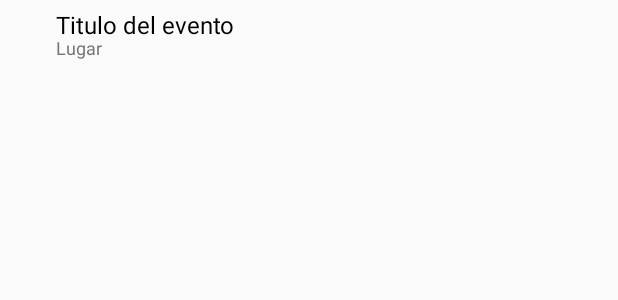
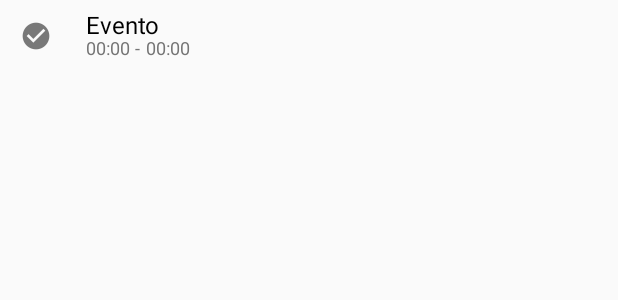
Before and after one commit to rodrigoAb21/AgendaKotlin, an Android app: the layout row_layout.xml on its own in the app's theme, with its tools: preview values and no code run, on a phone screen of 412 x 824 dp. Shown: the top 300 px of the screen. Run offline under Robolectric (Android 15) with nearby library versions, the phone set to English and light mode, and no system bars.

Commit message:
ultimos cambios

```diff
--- a/app/src/main/AndroidManifest.xml
+++ b/app/src/main/AndroidManifest.xml
@@ -4,9 +4,10 @@
 
     <application
         android:allowBackup="true"
-        android:icon="@mipmap/ic_launcher"
+        android:icon="@mipmap/icono_logo"
         android:label="@string/app_name"
-        android:roundIcon="@mipmap/ic_launcher_round"
+        android:roundIcon="@mipmap/icono_logo"
+        android:logo="@mipmap/icono_logo"
         android:supportsRtl="true"
         android:theme="@style/AppTheme">
         <activity android:name=".activities.MainActivity">
--- a/app/src/main/java/com/uagrm/rodrigoab/agendakotlin/activities/MainActivity.kt
+++ b/app/src/main/java/com/uagrm/rodrigoab/agendakotlin/activities/MainActivity.kt
@@ -32,6 +32,7 @@ class MainActivity : AppCompatActivity() {
         super.onCreate(savedInstanceState)
         setContentView(R.layout.activity_main)
         db = DBHelper(this)
+
 
         calendario = findViewById(R.id.compactcalendar_view) as CompactCalendarView
         setupCalendar()
--- a/app/src/main/java/com/uagrm/rodrigoab/agendakotlin/helpers/AlarmNotificationReceiver.kt
+++ b/app/src/main/java/com/uagrm/rodrigoab/agendakotlin/helpers/AlarmNotificationReceiver.kt
@@ -45,7 +45,7 @@ class AlarmNotificationReceiver() : BroadcastReceiver() {
 
         builder1.setAutoCancel(true)
                 .setWhen(System.currentTimeMillis())
-                .setSmallIcon(R.mipmap.ic_check)
+                .setSmallIcon(R.mipmap.icono_logo)
                 .setColorized(true)
                 .setContentTitle(intent.extras["nombre"].toString())
                 .setContentText(intent.extras["lugar"].toString())
--- a/app/src/main/java/com/uagrm/rodrigoab/agendakotlin/helpers/DBHelper.kt
+++ b/app/src/main/java/com/uagrm/rodrigoab/agendakotlin/helpers/DBHelper.kt
@@ -80,7 +80,7 @@ class DBHelper(context: Context) : SQLiteOpenHelper(context, DATABASE_NAME, null
 
     fun eventosDia(diaMesAno : String) : ArrayList<Evento>{
         val eventos_dia = ArrayList<Evento>()
-        val selectQuery = "SELECT * FROM $TABLE_NAME WHERE $COL_INICIO LIKE \"" + diaMesAno + "%\" "
+        val selectQuery = "SELECT * FROM $TABLE_NAME WHERE $COL_INICIO LIKE \"" + diaMesAno + "%\" ORDER BY $COL_INICIO"
         val cursor = db!!.rawQuery(selectQuery, null)
 
         if (cursor.moveToFirst()){
--- a/app/src/main/res/layout/row_layout.xml
+++ b/app/src/main/res/layout/row_layout.xml
@@ -11,9 +11,9 @@
         android:layout_width="wrap_content"
         android:layout_height="wrap_content"
         android:layout_alignParentTop="true"
-        android:layout_alignStart="@+id/txt_direccion"
+        android:layout_alignStart="@+id/txt_inicio"
         android:layout_marginTop="5dp"
-        android:text="Titulo del evento"
+        android:text="Evento"
         android:textColor="#000"
         android:layout_centerVertical="true"
         android:textSize="16dp"
@@ -21,18 +21,56 @@
         tools:layout_editor_absoluteY="5dp" />
 
     <TextView
-        android:id="@+id/txt_direccion"
+        android:id="@+id/txt_inicio"
         android:layout_width="wrap_content"
         android:layout_height="wrap_content"
         android:layout_alignParentStart="true"
         android:layout_alignParentTop="true"
-        android:layout_marginStart="37dp"
+        android:layout_marginStart="57dp"
         android:layout_marginTop="23dp"
         android:layout_marginBottom="10dp"
         android:layout_centerVertical="true"
-        android:text="Lugar"
+        android:text="00:00"
         android:textSize="12dp"
         tools:layout_editor_absoluteX="30dp"
         tools:layout_editor_absoluteY="26dp" />
 
+    <TextView
+        android:id="@+id/guion"
+        android:layout_width="wrap_content"
+        android:layout_height="wrap_content"
+        android:layout_alignParentStart="true"
+        android:layout_alignParentTop="true"
+        android:layout_marginStart="90dp"
+        android:layout_marginTop="23dp"
+        android:layout_marginBottom="10dp"
+        android:layout_centerVertical="true"
+        android:text="-"
+        android:textSize="12dp"
+        tools:layout_editor_absoluteX="30dp"
+        tools:layout_editor_absoluteY="26dp" />
+
+    <TextView
+        android:id="@+id/txt_fin"
+        android:layout_width="wrap_content"
+        android:layout_height="wrap_content"
+        android:layout_alignParentStart="true"
+        android:layout_alignParentTop="true"
+        android:layout_marginStart="97dp"
+        android:layout_marginTop="23dp"
+        android:layout_marginBottom="10dp"
+        android:layout_centerVertical="true"
+        android:text="00:00"
+        android:textSize="12dp"
+        tools:layout_editor_absoluteX="30dp"
+        tools:layout_editor_absoluteY="26dp" />
+
+    <ImageView
+        android:id="@+id/color_evento"
+        android:layout_width="wrap_content"
+        android:layout_height="wrap_content"
+        android:layout_alignParentStart="true"
+        android:layout_alignParentTop="true"
+        app:srcCompat="@mipmap/ico_color" />
+
 </RelativeLayout>
--- a/app/src/main/res/menu/menu_main.xml
+++ b/app/src/main/res/menu/menu_main.xml
@@ -1,7 +1,6 @@
 <?xml version="1.0" encoding="utf-8"?>
 <menu xmlns:android="http://schemas.android.com/apk/res/android"
     xmlns:app="http://schemas.android.com/apk/res-auto">
-
     <item
         android:id="@+id/vista_semanal"
         android:title="Vista Semanal"
--- a/app/src/main/res/values/strings.xml
+++ b/app/src/main/res/values/strings.xml
@@ -1,6 +1,6 @@
 <resources>
-    <string name="app_name">AgendaKotlin</string>
-    <string name="titulo">Titulo</string>
+    <string name="app_name">Agenda Kotlin</string>
+    <string name="titulo">Nombre</string>
     <string name="color">Color</string>
     <string name="lugar">Lugar</string>
     <string name="inicio">Inicio</string>
```
Also changed, not shown: app/src/main/java/com/uagrm/rodrigoab/agendakotlin/adapters/AdaptadorEvento.kt (+28 -1 lines), app/src/main/ico_color-web.png (added), app/src/main/icono_logo-web.png (added), app/src/main/res/mipmap-hdpi/ico_color.png (added), app/src/main/res/mipmap-hdpi/icono_logo.png (added), app/src/main/res/mipmap-mdpi/ico_color.png (added), app/src/main/res/mipmap-mdpi/icono_logo.png (added), app/src/main/res/mipmap-xhdpi/ico_color.png (added), app/src/main/res/mipmap-xhdpi/icono_logo.png (added), app/src/main/res/mipmap-xxhdpi/ico_color.png (added), app/src/main/res/mipmap-xxhdpi/icono_logo.png (added), app/src/main/res/mipmap-xxxhdpi/ico_color.png (added), app/src/main/res/mipmap-xxxhdpi/icono_logo.png (added).
